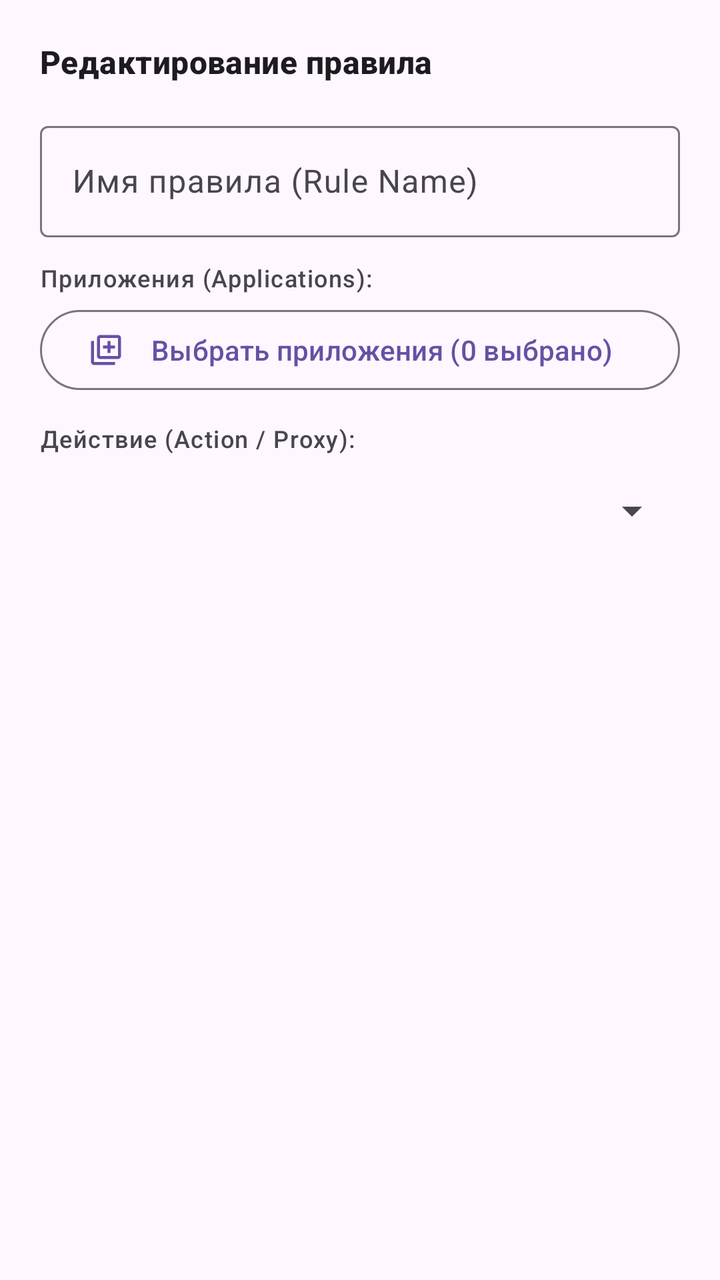
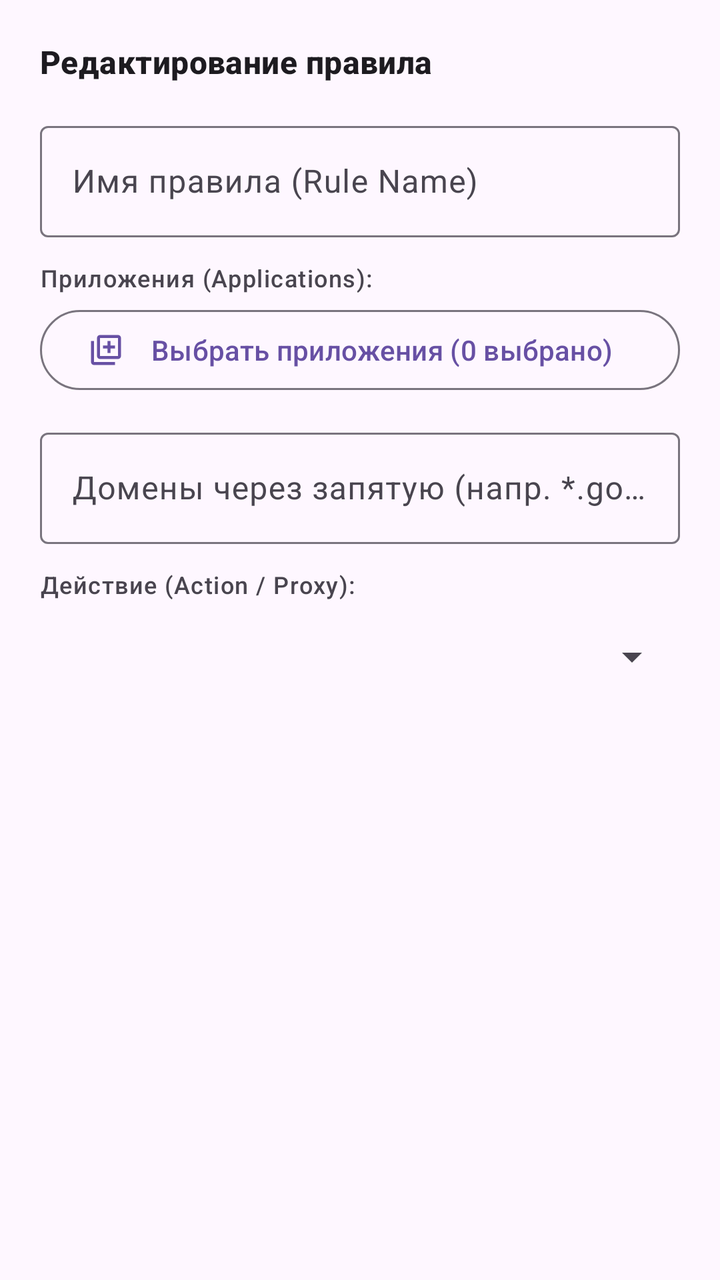

Two renders of the same Android screen: before a commit and after it. Below are the layout's source before the change and the commit's diff.
<!-- AndroidManifest.xml: application theme DefaultTheme -->
<!-- res/layout/dialog_edit_rule.xml -->
<?xml version="1.0" encoding="utf-8"?>
<LinearLayout xmlns:android="http://schemas.android.com/apk/res/android"
    xmlns:app="http://schemas.android.com/apk/res-auto"
    android:layout_width="match_parent"
    android:layout_height="wrap_content"
    android:orientation="vertical"
    android:padding="20dp">

    <TextView
        android:id="@+id/tvDialogTitle"
        android:layout_width="wrap_content"
        android:layout_height="wrap_content"
        android:text="Редактирование правила"
        android:textAppearance="@style/TextAppearance.Material3.TitleMedium"
        android:textStyle="bold"
        android:layout_marginBottom="16dp" />

    <com.google.android.material.textfield.TextInputLayout
        android:layout_width="match_parent"
        android:layout_height="wrap_content"
        android:hint="Имя правила (Rule Name)"
        style="@style/Widget.Material3.TextInputLayout.OutlinedBox"
        android:layout_marginBottom="12dp">

        <com.google.android.material.textfield.TextInputEditText
            android:id="@+id/etRuleName"
            android:layout_width="match_parent"
            android:layout_height="wrap_content"
            android:inputType="textCapSentences" />
    </com.google.android.material.textfield.TextInputLayout>

    <TextView
        android:layout_width="wrap_content"
        android:layout_height="wrap_content"
        android:text="Приложения (Applications):"
        android:textAppearance="@style/TextAppearance.Material3.LabelMedium"
        android:layout_marginBottom="4dp" />

    <com.google.android.material.button.MaterialButton
        android:id="@+id/btnChooseApps"
        style="@style/Widget.Material3.Button.OutlinedButton"
        android:layout_width="match_parent"
        android:layout_height="wrap_content"
        android:text="Выбрать приложения (0 выбрано)"
        app:icon="@drawable/ic_choose_apps"
        android:layout_marginBottom="12dp" />

    <TextView
        android:layout_width="wrap_content"
        android:layout_height="wrap_content"
        android:text="Действие (Action / Proxy):"
        android:textAppearance="@style/TextAppearance.Material3.LabelMedium"
        android:layout_marginBottom="4dp" />

    <Spinner
        android:id="@+id/spAction"
        android:layout_width="match_parent"
        android:layout_height="48dp"
        android:layout_marginBottom="16dp" />

</LinearLayout>
<!-- resources referenced by this layout -->
<resources>
  <!-- drawable ic_choose_apps (drawable) -->
  <vector xmlns:android="http://schemas.android.com/apk/res/android"
      android:width="24dp"
      android:height="24dp"
      android:viewportWidth="960"
      android:viewportHeight="960"
      android:tint="?attr/colorControlNormal">
    <path
        android:fillColor="@android:color/white"
        android:pathData="M520,560L600,560L600,440L720,440L720,360L600,360L600,240L520,240L520,360L400,360L400,440L520,440L520,560ZM320,720Q287,720 263.5,696.5Q240,673 240,640L240,160Q240,127 263.5,103.5Q287,80 320,80L800,80Q833,80 856.5,103.5Q880,127 880,160L880,640Q880,673 856.5,696.5Q833,720 800,720L320,720ZM320,640L800,640Q800,640 800,640Q800,640 800,640L800,160Q800,160 800,160Q800,160 800,160L320,160Q320,160 320,160Q320,160 320,160L320,640Q320,640 320,640Q320,640 320,640ZM160,880Q127,880 103.5,856.5Q80,833 80,800L80,240L160,240L160,800Q160,800 160,800Q160,800 160,800L720,800L720,880L160,880ZM320,160L320,160Q320,160 320,160Q320,160 320,160L320,640Q320,640 320,640Q320,640 320,640L320,640Q320,640 320,640Q320,640 320,640L320,160Q320,160 320,160Q320,160 320,160Z"/>
  </vector>
  <style name="DefaultTheme" parent="Theme.Material3.DayNight.NoActionBar">
          <item name="preferenceTheme">@style/PrefsTheme</item>
      </style>
  <style name="PrefsTheme" parent="PreferenceThemeOverlay">
          <item name="android:layout">@layout/fragment_settings</item>
      </style>
</resources>

<!-- the commit's change to res/layout/dialog_edit_rule.xml (unified diff, before → after) -->
@@ -45,6 +45,20 @@
         app:icon="@drawable/ic_choose_apps"
         android:layout_marginBottom="12dp" />
 
+    <com.google.android.material.textfield.TextInputLayout
+        android:layout_width="match_parent"
+        android:layout_height="wrap_content"
+        android:hint="Домены через запятую (напр. *.googlevideo.com, youtube.com)"
+        style="@style/Widget.Material3.TextInputLayout.OutlinedBox"
+        android:layout_marginBottom="12dp">
+
+        <com.google.android.material.textfield.TextInputEditText
+            android:id="@+id/etCustomDomains"
+            android:layout_width="match_parent"
+            android:layout_height="wrap_content"
+            android:inputType="textUri" />
+    </com.google.android.material.textfield.TextInputLayout>
+
     <TextView
         android:layout_width="wrap_content"
         android:layout_height="wrap_content"
